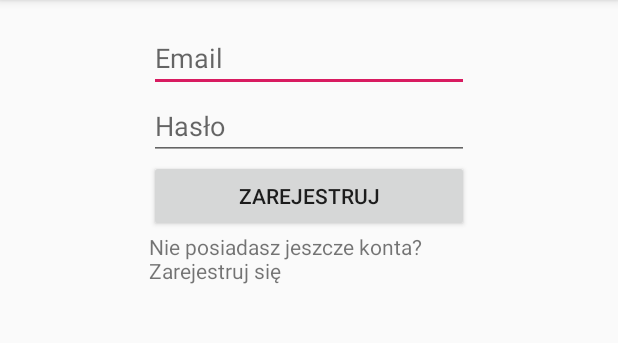
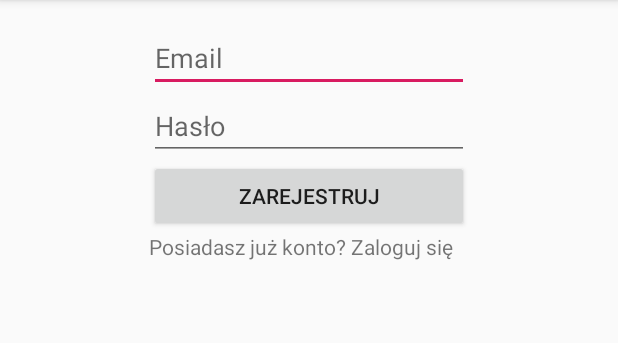
Before and after one commit to grzesiekm0/Your-strong-helper, an Android app: the RegActivity screen opened directly, with no data from a screen before it, on a phone screen of 412 x 824 dp, the part 84-427 px from its top. Run offline under Robolectric (Android 15) with nearby library versions, the phone set to English and light mode, and no system bars; our stand-ins replace Firebase (no records; nobody signed in at launch, a user with empty details on screens opened directly).

Commit message:
Subtitles has been changed.

```diff
--- a/app/src/main/res/layout/activity_reg.xml
+++ b/app/src/main/res/layout/activity_reg.xml
@@ -48,7 +48,7 @@
             android:id="@+id/textViewReg"
             android:layout_width="match_parent"
             android:layout_height="36dp"
-            android:text="Nie posiadasz jeszcze konta? Zarejestruj się"
+            android:text="Posiadasz już konto? Zaloguj się"
             android:textSize="14sp" />
     </LinearLayout>
 
```
